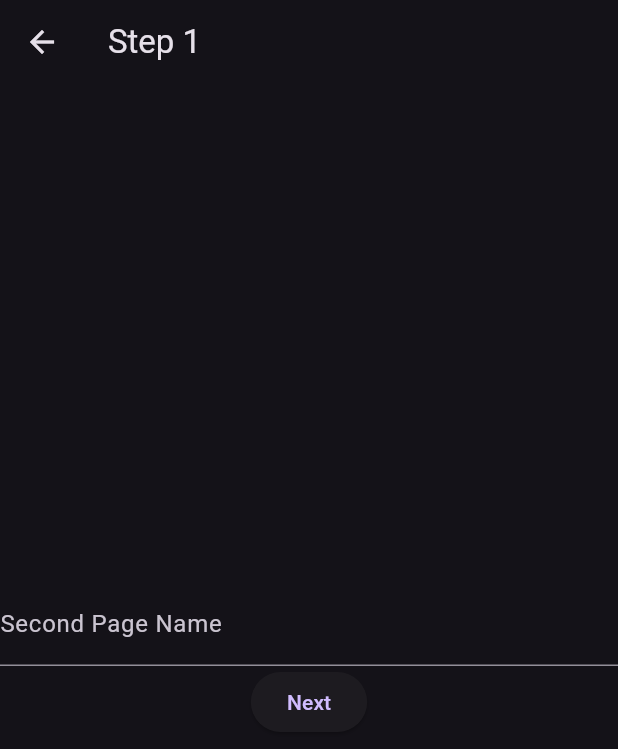
After one commit to Mohamed-Elrayes/flutter_lab, a Flutter app: the MultiplePageFormScreen screen opened by its route, after a tap on "Next", on a phone screen of 412 x 824 dp. The commit adds this screen. Shown: the top 749 px of the screen. Run offline on Flutter 3.47's test engine with Material 3 defaults, Android fonts, the phone set to English and light mode, and no system bars.

Commit message:
Multiple page form

```diff
--- a/lib/core/data/app_data.dart
+++ b/lib/core/data/app_data.dart
@@ -1,5 +1,6 @@
 import 'package:flutter_lab/core/data/experiment.dart';
 import 'package:flutter_lab/core/data/models/scroll_physics_data.dart';
+import 'package:flutter_lab/experiments/multiple-page-form/multiple_page_form_screen.dart';
 import 'package:flutter_lab/experiments/scroll-physics/pages/always_scrollable_scroll_physics_ex.dart';
 import 'package:flutter_lab/experiments/scroll-physics/scroll_physics_screen.dart';
 
@@ -10,6 +11,11 @@ class AppData {
       description: 'See all types of ScrollPhysics with example usages and code',
       tutorialPageRoute: ScrollPhysicsScreen.routeName,
     ),
+    const Experiment(
+      title: 'Multiple Page Form',
+      description: 'Split your forms in multiple page for a better user experience',
+      tutorialPageRoute: MultiplePageFormScreen.routeName,
+    ),
   ];
 
   static List<ScrollPhysicsData> scrollPhysicsTypes = [
--- /dev/null
+++ b/lib/experiments/multiple-page-form/multiple_page_form_screen.dart
@@ -0,0 +1,94 @@
+import 'package:flutter/material.dart';
+
+class MultiplePageFormScreen extends StatelessWidget {
+  const MultiplePageFormScreen({super.key});
+
+  static const String routeName = 'MultiplePageFormScreen';
+
+  @override
+  Widget build(BuildContext context) {
+    return Scaffold(
+      appBar: AppBar(title: const Text('Step 1')),
+      body: Navigator(
+        initialRoute: 'step1',
+        onGenerateRoute: (setting) {
+          return switch (setting.name) {
+            'step1' => MaterialPageRoute(builder: (context) => const Step1()),
+            'step2' => MaterialPageRoute(builder: (context) => const Step2()),
+            'step3' => MaterialPageRoute(builder: (context) => const Step3()),
+            _ => throw Exception('Unknown route: ${setting.name}'),
+          };
+        },
+      ),
+    );
+  }
+}
+
+class Step1 extends StatelessWidget {
+  const Step1({super.key});
+
+  @override
+  Widget build(BuildContext context) {
+    return Scaffold(
+      body: Column(
+        mainAxisAlignment: MainAxisAlignment.center,
+        crossAxisAlignment: CrossAxisAlignment.center,
+        children: [
+          TextFormField(
+            decoration: const InputDecoration(labelText: 'First Page Name'),
+          ),
+          ElevatedButton(
+            onPressed: () => Navigator.of(context).pushNamed('step2'),
+            child: const Text('Next'),
+          ),
+        ],
+      ),
+    );
+  }
+}
+
+class Step2 extends StatelessWidget {
+  const Step2({super.key});
+
+  @override
+  Widget build(BuildContext context) {
+    return Scaffold(
+      body: Column(
+        mainAxisAlignment: MainAxisAlignment.center,
+        crossAxisAlignment: CrossAxisAlignment.center,
+        children: [
+          TextFormField(
+            decoration: const InputDecoration(labelText: 'Second Page Name'),
+          ),
+          ElevatedButton(
+            onPressed: () => Navigator.of(context).pushNamed('step3'),
+            child: const Text('Next'),
+          ),
+        ],
+      ),
+    );
+  }
+}
+
+class Step3 extends StatelessWidget {
+  const Step3({super.key});
+
+  @override
+  Widget build(BuildContext context) {
+    return Scaffold(
+      body: Column(
+        mainAxisAlignment: MainAxisAlignment.center,
+        crossAxisAlignment: CrossAxisAlignment.center,
+        children: [
+          TextFormField(
+            decoration: const InputDecoration(labelText: 'Third Page Name'),
+          ),
+          ElevatedButton(
+            onPressed: () {},
+            child: const Text('Next'),
+          ),
+        ],
+      ),
+    );
+  }
+}
--- a/lib/main.dart
+++ b/lib/main.dart
@@ -1,5 +1,6 @@
 import 'package:flutter/material.dart';
 import 'package:flutter_lab/core/home/presentation/home_page.dart';
+import 'package:flutter_lab/experiments/multiple-page-form/multiple_page_form_screen.dart';
 import 'package:flutter_lab/experiments/scroll-physics/pages/always_scrollable_scroll_physics_ex.dart';
 import 'package:flutter_lab/experiments/scroll-physics/scroll_physics_screen.dart';
 
@@ -19,6 +20,7 @@ class MyApp extends StatelessWidget {
         ScrollPhysicsScreen.routeName: (context) => const ScrollPhysicsScreen(),
         AlwaysScrollableScrollPhysicsEx.routeName: (context) =>
             const AlwaysScrollableScrollPhysicsEx(),
+        MultiplePageFormScreen.routeName: (context) => const MultiplePageFormScreen(),
       },
       home: const HomePage(),
     );
```
Also changed, not shown: 1 other file.
